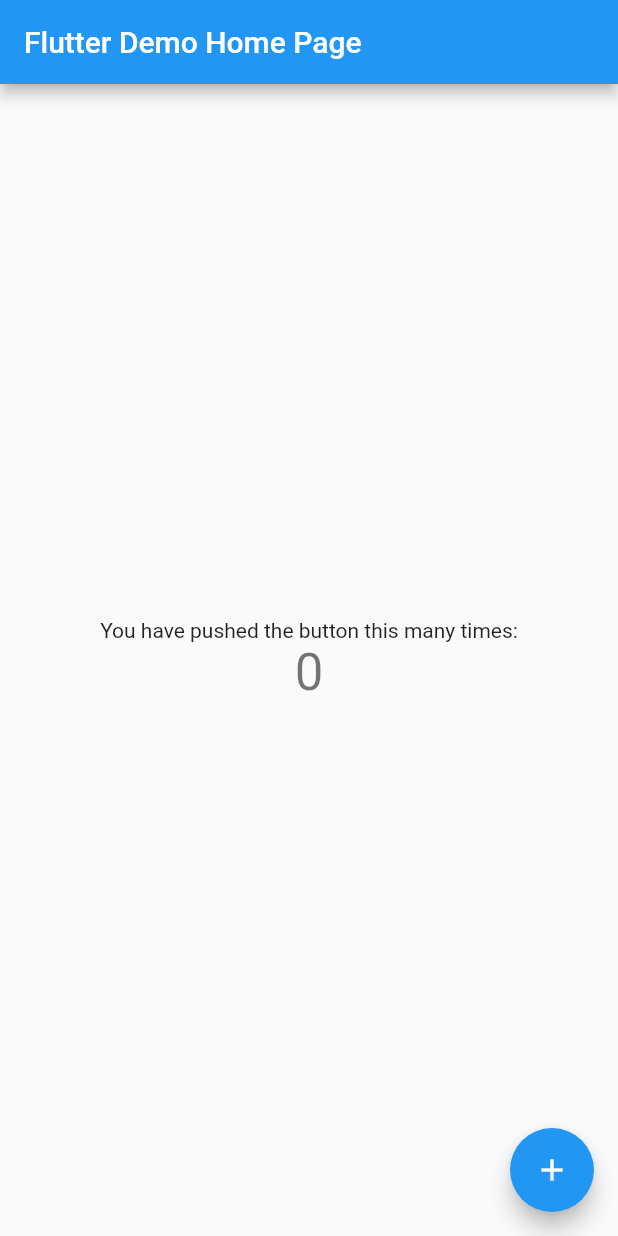
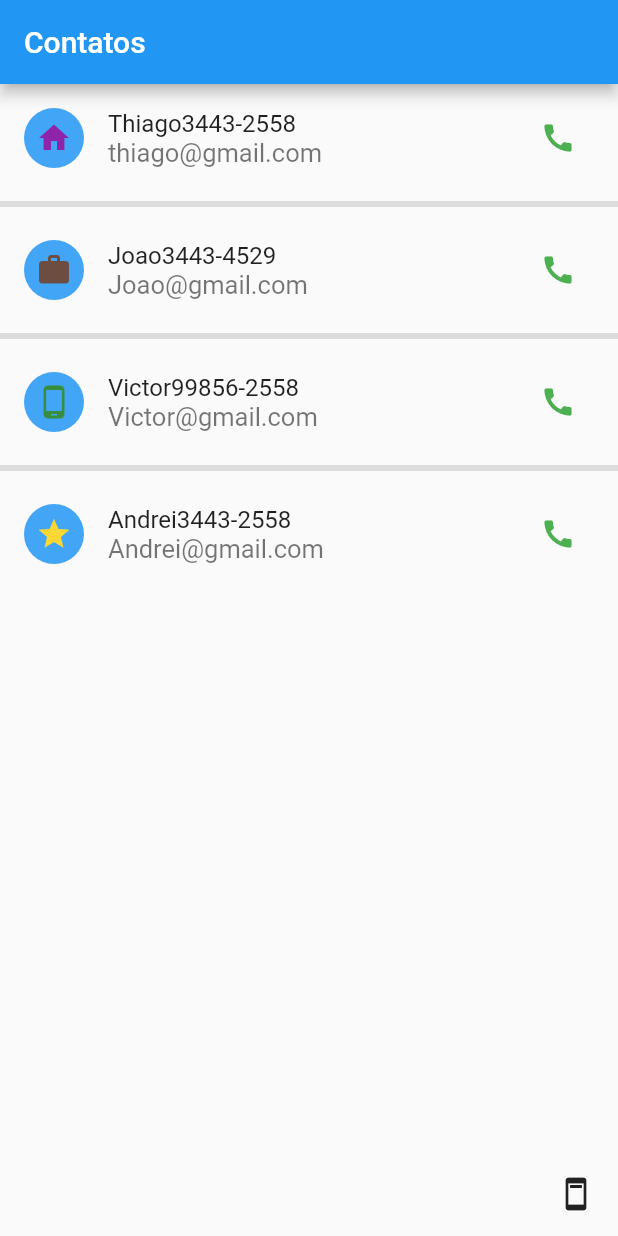
Before and after one commit to AndreiiMorais/contatos, a Flutter app: the screen it shows after launch, on a phone screen of 412 x 824 dp. Run offline on Flutter 3.47's test engine with Material 2 defaults, Android fonts, the phone set to English and light mode, and no system bars.

Commit message:
various updates

```diff
--- a/lista_contatos/lib/main.dart
+++ b/lista_contatos/lib/main.dart
@@ -1,4 +1,5 @@
 import 'package:flutter/material.dart';
+import 'package:lista_contatos/src/view/homepage.dart';
 
 void main() {
   runApp(const MyApp());
@@ -13,103 +14,9 @@
     return MaterialApp(
       title: 'Flutter Demo',
       theme: ThemeData(
-        // This is the theme of your application.
-        //
-        // Try running your application with "flutter run". You'll see the
-        // application has a blue toolbar. Then, without quitting the app, try
-        // changing the primarySwatch below to Colors.green and then invoke
-        // "hot reload" (press "r" in the console where you ran "flutter run",
-        // or simply save your changes to "hot reload" in a Flutter IDE).
-        // Notice that the counter didn't reset back to zero; the application
-        // is not restarted.
         primarySwatch: Colors.blue,
       ),
-      home: const MyHomePage(title: 'Flutter Demo Home Page'),
+      home: const MyHomePage(),
     );
   }
 }
-
-class MyHomePage extends StatefulWidget {
-  const MyHomePage({Key? key, required this.title}) : super(key: key);
-
-  // This widget is the home page of your application. It is stateful, meaning
-  // that it has a State object (defined below) that contains fields that affect
-  // how it looks.
-
-  // This class is the configuration for the state. It holds the values (in this
-  // case the title) provided by the parent (in this case the App widget) and
-  // used by the build method of the State. Fields in a Widget subclass are
-  // always marked "final".
-
-  final String title;
-
-  @override
-  State<MyHomePage> createState() => _MyHomePageState();
-}
-
-class _MyHomePageState extends State<MyHomePage> {
-  int _counter = 0;
-
-  void _incrementCounter() {
-    setState(() {
-      // This call to setState tells the Flutter framework that something has
-      // changed in this State, which causes it to rerun the build method below
-      // so that the display can reflect the updated values. If we changed
-      // _counter without calling setState(), then the build method would not be
-      // called again, and so nothing would appear to happen.
-      _counter++;
-    });
-  }
-
-  @override
-  Widget build(BuildContext context) {
-    // This method is rerun every time setState is called, for instance as done
-    // by the _incrementCounter method above.
-    //
-    // The Flutter framework has been optimized to make rerunning build methods
-    // fast, so that you can just rebuild anything that needs updating rather
-    // than having to individually change instances of widgets.
-    return Scaffold(
-      appBar: AppBar(
-        // Here we take the value from the MyHomePage object that was created by
-        // the App.build method, and use it to set our appbar title.
-        title: Text(widget.title),
-      ),
-      body: Center(
-        // Center is a layout widget. It takes a single child and positions it
-        // in the middle of the parent.
-        child: Column(
-          // Column is also a layout widget. It takes a list of children and
-          // arranges them vertically. By default, it sizes itself to fit its
-          // children horizontally, and tries to be as tall as its parent.
-          //
-          // Invoke "debug painting" (press "p" in the console, choose the
-          // "Toggle Debug Paint" action from the Flutter Inspector in Android
-          // Studio, or the "Toggle Debug Paint" command in Visual Studio Code)
-          // to see the wireframe for each widget.
-          //
-          // Column has various properties to control how it sizes itself and
-          // how it positions its children. Here we use mainAxisAlignment to
-          // center the children vertically; the main axis here is the vertical
-          // axis because Columns are vertical (the cross axis would be
-          // horizontal).
-          mainAxisAlignment: MainAxisAlignment.center,
-          children: <Widget>[
-            const Text(
-              'You have pushed the button this many times:',
-            ),
-            Text(
-              '$_counter',
-              style: Theme.of(context).textTheme.headline4,
-            ),
-          ],
-        ),
-      ),
-      floatingActionButton: FloatingActionButton(
-        onPressed: _incrementCounter,
-        tooltip: 'Increment',
-        child: const Icon(Icons.add),
-      ), // This trailing comma makes auto-formatting nicer for build methods.
-    );
-  }
-}
--- a/lista_contatos/lib/src/controle/contatos_control.dart
+++ b/lista_contatos/lib/src/controle/contatos_control.dart
@@ -1,3 +1,4 @@
+import 'package:flutter/material.dart';
 import 'package:lista_contatos/src/model/model_contatos.dart';
 
 class Controle {
@@ -9,9 +10,23 @@
     lista = ContatosModel.preencheLista();//preencheu a lista
   }
 
-  clicar(){
-    if (setNome.check == false){
 
+}
+
+class ContatoHelper {
+  static Icon getIconByContatoType(ContatoType tipo) {
+    switch (tipo) {
+      case ContatoType.celular:
+        return Icon(Icons.phone_android, color: Colors.green[700]);
+
+      case ContatoType.casa:
+        return Icon(Icons.home, color: Colors.purple[600]);
+
+      case ContatoType.trabalho:
+        return Icon(Icons.work, color: Colors.brown[600]);
+
+      case ContatoType.favorito:
+        return Icon(Icons.star, color: Colors.yellow[600]);
     }
   }
 }
--- a/lista_contatos/lib/src/view/homepage.dart
+++ b/lista_contatos/lib/src/view/homepage.dart
@@ -0,0 +1,54 @@
+import 'package:flutter/material.dart';
+import 'package:lista_contatos/src/controle/contatos_control.dart';
+import 'package:lista_contatos/src/model/model_contatos.dart';
+
+class MyHomePage extends StatefulWidget {
+  const MyHomePage({Key? key}) : super(key: key);
+
+  @override
+  State<MyHomePage> createState() => _MyHomePageState();
+}
+
+late List<ContatosModel> lista;
+
+class _MyHomePageState extends State<MyHomePage> {
+  final lista = ContatosModel.preencheLista();
+  @override
+  Widget build(BuildContext context) {
+    return Scaffold(
+      appBar: AppBar(
+        title: Text('Contatos'),
+      ),
+      body: ListView.separated(
+          itemBuilder: (context, index) {
+            var listaContatos = lista[index];
+            return ListTile(
+              leading: CircleAvatar(
+                child: ContatoHelper.getIconByContatoType(listaContatos.tipo),
+                backgroundColor: Colors.blue[400],
+              ),
+              title: Row(
+                children: [
+                  Text(listaContatos.nome),
+                  Text(listaContatos.telefone)
+                ],
+              ),
+              subtitle: Text(listaContatos.email,
+                  style: const TextStyle(fontSize: 17)),
+              trailing: IconButton(
+                icon: const Icon(
+                  Icons.call,
+                  color: Colors.green,
+                ),
+                onPressed: () {},
+              ),
+            );
+          },
+          separatorBuilder: (context, index) => const Divider(
+                thickness: 4,
+              ),
+          itemCount: lista.length),
+      floatingActionButton: (Icon(Icons.ad_units)),
+    );
+  }
+}
--- a/lista_contatos/pubspec.yaml
+++ b/lista_contatos/pubspec.yaml
@@ -27,6 +27,7 @@
 # the latest version available on pub.dev. To see which dependencies have newer
 # versions available, run `flutter pub outdated`.
 dependencies:
+  form_field_validator: ^1.1.0
   flutter:
     sdk: flutter
 
```
Also changed, not shown: lista_contatos/pubspec.lock.
